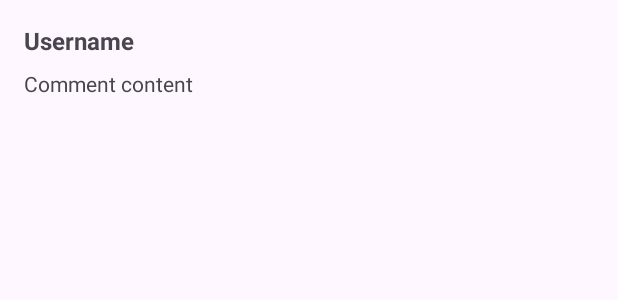
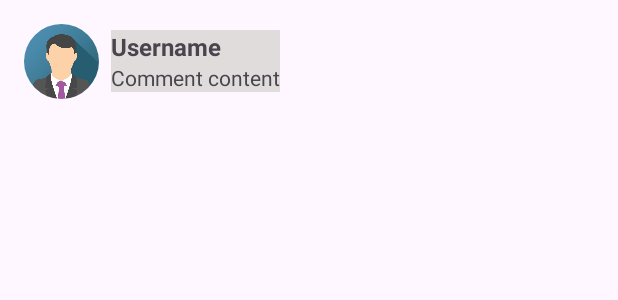
Before and after one commit to lanhthon/FacebookClone, an Android app: the layout item_comment.xml on its own in the app's theme, with its tools: preview values and no code run, on a phone screen of 412 x 824 dp. Shown: the top 300 px of the screen. Run offline under Robolectric (Android 15) with nearby library versions, the phone set to English and light mode, and no system bars.

Commit message:
chức năng comment và hiện số lượng comment

```diff
--- a/app/src/main/res/layout/item_comment.xml
+++ b/app/src/main/res/layout/item_comment.xml
@@ -1,24 +1,40 @@
 <?xml version="1.0" encoding="utf-8"?>
-<LinearLayout xmlns:android="http://schemas.android.com/apk/res/android"
+<RelativeLayout xmlns:android="http://schemas.android.com/apk/res/android"
     android:layout_width="match_parent"
     android:layout_height="wrap_content"
-    android:orientation="vertical"
     android:padding="16dp">
+
+    <de.hdodenhof.circleimageview.CircleImageView
+        android:id="@+id/imageViewAvatar"
+        android:layout_width="50dp"
+        android:layout_height="50dp"
+        android:layout_alignParentStart="true"
+        android:layout_centerVertical="true"
+        android:src="@drawable/img_avatar" />
+
+    <LinearLayout
+        android:layout_width="wrap_content"
+        android:layout_height="wrap_content"
+        android:layout_toEndOf="@id/imageViewAvatar"
+        android:layout_centerVertical="true"
+        android:layout_marginStart="8dp"
+        android:background="#E1DCDC"
+        android:orientation="vertical">
 
         <TextView
             android:id="@+id/text_username"
             android:layout_width="wrap_content"
             android:layout_height="wrap_content"
             android:text="Username"
-        android:textStyle="bold"
             android:textSize="16sp"
-        android:layout_marginBottom="8dp"/>
+            android:textStyle="bold" />
 
         <TextView
             android:id="@+id/text_comment_content"
             android:layout_width="wrap_content"
             android:layout_height="wrap_content"
             android:text="Comment content"
-        android:textSize="14sp"/>
+            android:textSize="14sp" />
+    </LinearLayout>
 
-</LinearLayout>
+</RelativeLayout>
```
Also changed, not shown: app/src/main/java/com/example/facebookclone/CommentAdapter.java (+47 -1 lines), app/src/main/java/com/example/facebookclone/PostAdapter.java (+35 -2 lines). Lines whose indentation alone changed are shown as unchanged.
